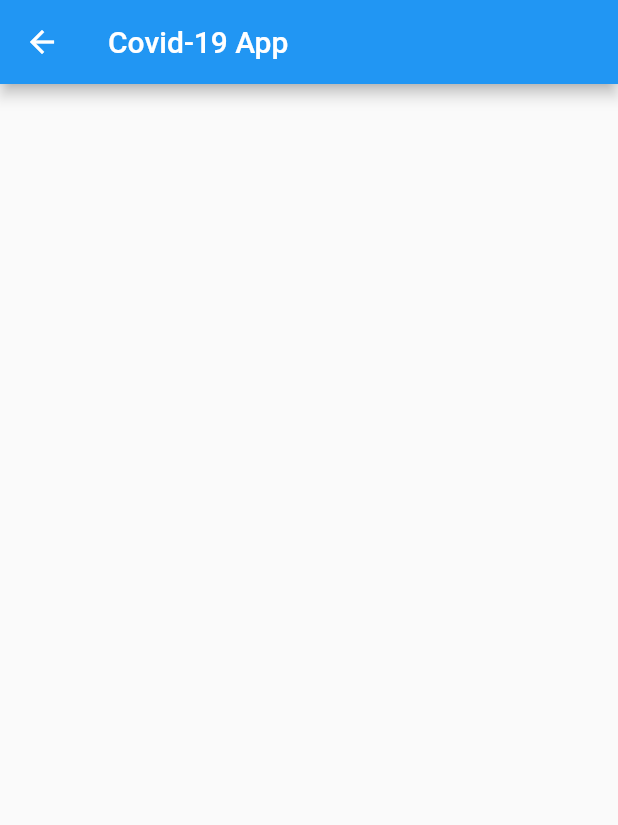
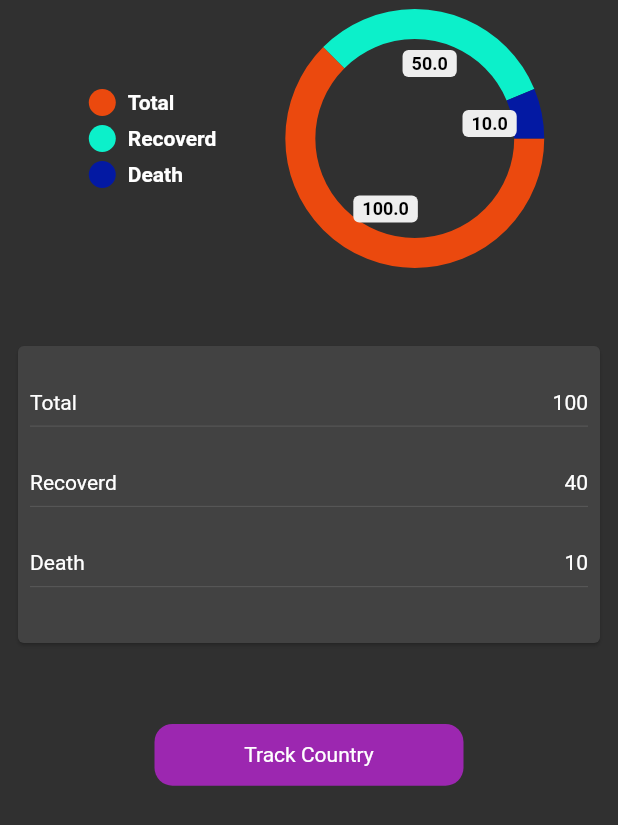
Before and after one commit to Mehar-IT/covid-19, a Flutter app: the screen it shows after launch, on a phone screen of 412 x 824 dp. Shown: the top 825 px of the screen. Run offline on Flutter 3.47's test engine with Material 2 defaults, Android fonts, the phone set to English and light mode, and no system bars; drawn by our look-alikes of pie_chart.

Commit message:
added chart

```diff
--- a/lib/home.dart
+++ b/lib/home.dart
@@ -1,4 +1,5 @@
 import 'package:flutter/material.dart';
+import 'package:pie_chart/pie_chart.dart';
 
 class HomeScreen extends StatefulWidget {
   const HomeScreen({Key? key}) : super(key: key);
@@ -11,12 +12,87 @@ class _HomeScreenState extends State<HomeScreen> with TickerProviderStateMixin {
   late final AnimationController _controller =
       AnimationController(duration: const Duration(seconds: 3), vsync: this)
         ..repeat();
+  final coloList = <Color>[
+    Color(0xffeb490e),
+    Color(0xff0cf0ca),
+    Color(0xff0319a3),
+  ];
+  @override
+  void dispose() {
+    _controller.dispose();
+    super.dispose();
+  }
+
   @override
   Widget build(BuildContext context) {
     return Scaffold(
-      appBar: AppBar(
-        title: const Text('Covid-19 App '),
+        body: SafeArea(
+      child: Padding(
+        padding: const EdgeInsets.all(8.0),
+        child: Column(
+          children: [
+            PieChart(
+              chartRadius: MediaQuery.of(context).size.width / 2.7,
+              legendOptions: LegendOptions(legendPosition: LegendPosition.left),
+              dataMap: {
+                'Total': 100,
+                'Recoverd': 50,
+                'Death': 10,
+              },
+              animationDuration: Duration(seconds: 3),
+              chartType: ChartType.ring,
+              colorList: coloList,
+            ),
+            SizedBox(height: 50),
+            Container(
+              height: MediaQuery.of(context).size.width / 2,
+              child: Card(
+                child: Padding(
+                  padding: const EdgeInsets.all(8.0),
+                  child: Column(
+                    mainAxisAlignment: MainAxisAlignment.spaceEvenly,
+                    children: [
+                      Data(title: 'Total', value: '100'),
+                      Data(title: 'Recoverd', value: '40'),
+                      Data(title: 'Death', value: '10'),
+                    ],
+                  ),
+                ),
+              ),
+            ),
+            SizedBox(height: 50),
+            Container(
+              decoration: BoxDecoration(
+                  color: Colors.purple,
+                  borderRadius: BorderRadius.circular(12)),
+              width: MediaQuery.of(context).size.width / 2,
+              height: MediaQuery.of(context).size.width / 10,
+              child: Center(child: Text('Track Country')),
+            )
+          ],
+        ),
       ),
+    ));
+  }
+}
+
+class Data extends StatelessWidget {
+  final String title, value;
+  Data({Key? key, required this.title, required this.value}) : super(key: key);
+
+  @override
+  Widget build(BuildContext context) {
+    return Column(
+      children: [
+        Row(
+          mainAxisAlignment: MainAxisAlignment.spaceBetween,
+          children: [
+            Text(title),
+            Text(value),
+          ],
+        ),
+        Divider()
+      ],
     );
   }
 }
--- a/lib/main.dart
+++ b/lib/main.dart
@@ -8,7 +8,8 @@ class MyApp extends StatelessWidget {
 
   @override
   Widget build(BuildContext context) {
-    return const MaterialApp(
+    return MaterialApp(
+      theme: ThemeData.dark(),
       title: 'Covid App',
       debugShowCheckedModeBanner: false,
       home: MyHome(),
--- a/lib/splash_screen.dart
+++ b/lib/splash_screen.dart
@@ -19,7 +19,7 @@ class _SplashScreenState extends State<SplashScreen>
   @override
   void initState() {
     Timer(
-        const Duration(seconds: 5),
+        const Duration(seconds: 3),
         () => Navigator.push(context,
             MaterialPageRoute(builder: (context) => const HomeScreen())));
     super.initState();
@@ -33,9 +33,8 @@ class _SplashScreenState extends State<SplashScreen>
 
   @override
   Widget build(BuildContext context) {
-    return Container(
-      color: const Color(0xff292A2D),
-      child: Column(
+    return Scaffold(
+        body: Column(
       mainAxisAlignment: MainAxisAlignment.center,
       children: [
         AnimatedBuilder(
@@ -52,14 +51,12 @@ class _SplashScreenState extends State<SplashScreen>
           'Covid-19\nTracker App',
           textAlign: TextAlign.center,
           style: TextStyle(
-              decoration: TextDecoration.none,
             color: Colors.white,
             fontWeight: FontWeight.bold,
             fontSize: 30,
           ),
         )
       ],
-      ),
-    );
+    ));
   }
 }
--- a/pubspec.yaml
+++ b/pubspec.yaml
@@ -34,6 +34,7 @@ dependencies:
   # The following adds the Cupertino Icons font to your application.
   # Use with the CupertinoIcons class for iOS style icons.
   cupertino_icons: ^1.0.2
+  pie_chart: ^5.1.0
 
 dev_dependencies:
   flutter_test:
```
Also changed, not shown: pubspec.lock. Lines whose indentation alone changed are shown as unchanged.
